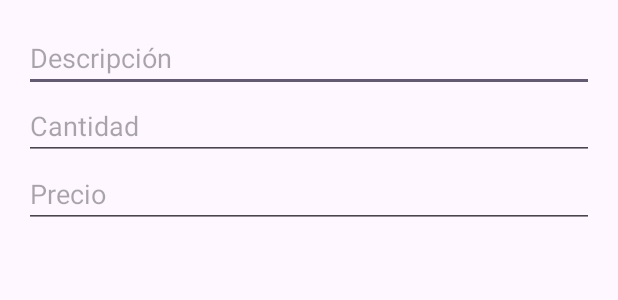
After one commit to ARIELESPINOZA22/gittallerprisila2, an Android app: the layout dialogo_item.xml on its own in the app's theme, with its tools: preview values and no code run, on a phone screen of 412 x 824 dp. The commit adds this screen. Shown: the top 300 px of the screen. Run offline under Robolectric (Android 15) with nearby library versions, the phone set to English and light mode, and no system bars.

Commit message:
modificar o eliminar item

```diff
--- /dev/null
+++ b/app/src/main/res/layout/dialogo_item.xml
@@ -0,0 +1,27 @@
+<?xml version="1.0" encoding="utf-8"?>
+<LinearLayout xmlns:android="http://schemas.android.com/apk/res/android"
+    android:padding="16dp"
+    android:orientation="vertical"
+    android:layout_width="match_parent"
+    android:layout_height="wrap_content">
+
+    <EditText
+        android:id="@+id/dialogDescripcion"
+        android:hint="Descripción"
+        android:layout_width="match_parent"
+        android:layout_height="wrap_content" />
+
+    <EditText
+        android:id="@+id/dialogCantidad"
+        android:hint="Cantidad"
+        android:inputType="number"
+        android:layout_width="match_parent"
+        android:layout_height="wrap_content" />
+
+    <EditText
+        android:id="@+id/dialogPrecio"
+        android:hint="Precio"
+        android:inputType="numberDecimal"
+        android:layout_width="match_parent"
+        android:layout_height="wrap_content" />
+</LinearLayout>
```
Also changed, not shown: app/src/main/java/com/example/tallerprisila/EditarProformaActivity.kt (+128 -26 lines), app/src/main/res/layout/activity_editar_proforma.xml (+20 -20 lines).
